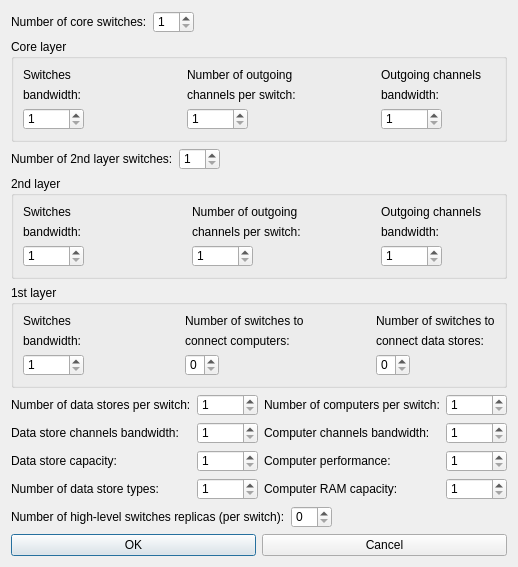
Above: DCGUI/Windows/TreeDialog.ui from DanielZorin/DataCenters before the change. Below: the same form after it.
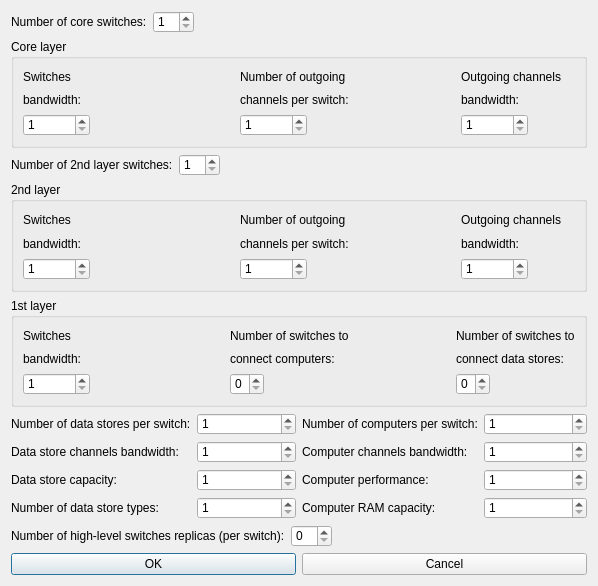
That is the form after the change.

Commit message: Element volume increased.

Patch:
```diff
--- a/DCGUI/Windows/TreeDialog.ui
+++ b/DCGUI/Windows/TreeDialog.ui
@@ -6,8 +6,8 @@
    <rect>
     <x>0</x>
     <y>0</y>
-    <width>481</width>
-    <height>532</height>
+    <width>598</width>
+    <height>586</height>
    </rect>
   </property>
   <property name="sizePolicy">
@@ -106,7 +106,7 @@
              <number>1</number>
             </property>
             <property name="maximum">
-             <number>99999</number>
+             <number>9999999</number>
             </property>
            </widget>
           </item>
@@ -164,7 +164,7 @@
              <number>1</number>
             </property>
             <property name="maximum">
-             <number>99999</number>
+             <number>9999999</number>
             </property>
            </widget>
           </item>
@@ -222,7 +222,7 @@
              <number>1</number>
             </property>
             <property name="maximum">
-             <number>99999</number>
+             <number>9999999</number>
             </property>
            </widget>
           </item>
@@ -313,7 +313,7 @@
              <number>1</number>
             </property>
             <property name="maximum">
-             <number>99999</number>
+             <number>9999999</number>
             </property>
            </widget>
           </item>
@@ -371,7 +371,7 @@
              <number>1</number>
             </property>
             <property name="maximum">
-             <number>99999</number>
+             <number>9999999</number>
             </property>
            </widget>
           </item>
@@ -429,7 +429,7 @@
              <number>1</number>
             </property>
             <property name="maximum">
-             <number>99999</number>
+             <number>9999999</number>
             </property>
            </widget>
           </item>
@@ -489,7 +489,7 @@
              <number>1</number>
             </property>
             <property name="maximum">
-             <number>99999</number>
+             <number>9999999</number>
             </property>
            </widget>
           </item>
@@ -670,7 +670,7 @@
             <number>1</number>
            </property>
            <property name="maximum">
-            <number>99999</number>
+            <number>9999999</number>
            </property>
           </widget>
          </item>
@@ -680,7 +680,7 @@
             <number>1</number>
            </property>
            <property name="maximum">
-            <number>99999</number>
+            <number>9999999</number>
            </property>
           </widget>
          </item>
@@ -690,7 +690,7 @@
             <number>1</number>
            </property>
            <property name="maximum">
-            <number>99999</number>
+            <number>9999999</number>
            </property>
           </widget>
          </item>
@@ -700,7 +700,7 @@
             <number>1</number>
            </property>
            <property name="maximum">
-            <number>99999</number>
+            <number>9999999</number>
            </property>
           </widget>
          </item>
@@ -752,7 +752,7 @@
               <number>1</number>
              </property>
              <property name="maximum">
-              <number>99999</number>
+              <number>9999999</number>
              </property>
             </widget>
            </item>
@@ -762,7 +762,7 @@
               <number>1</number>
              </property>
              <property name="maximum">
-              <number>99999</number>
+              <number>9999999</number>
              </property>
             </widget>
            </item>
@@ -772,7 +772,7 @@
               <number>1</number>
              </property>
              <property name="maximum">
-              <number>99999</number>
+              <number>9999999</number>
              </property>
             </widget>
            </item>
@@ -782,7 +782,7 @@
               <number>1</number>
              </property>
              <property name="maximum">
-              <number>99999</number>
+              <number>9999999</number>
              </property>
             </widget>
            </item>
```
The commit also changes 1 other file.
